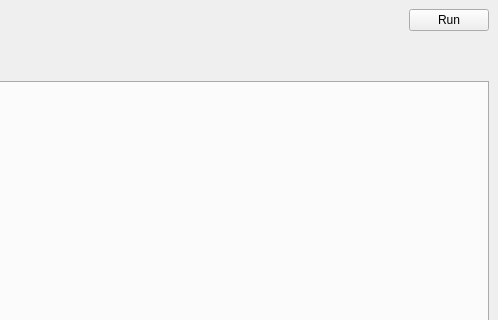
This is cv2/main_window.ui in trnila/biological_algorithms as Qt 5 draws it before an edit; both pictures show x 247 to 745 and y 0 to 320 of the 745 by 513 pixel window. The edited form follows.
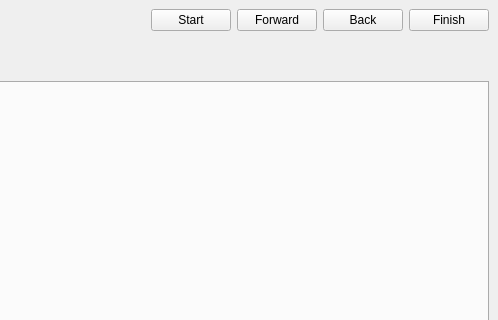
This is the edited form.

Commit message: basic stepping in algorithm

```diff
--- a/cv2/main_window.ui
+++ b/cv2/main_window.ui
@@ -30,10 +30,10 @@
       <item row="0" column="1">
        <widget class="QComboBox" name="algorithm"/>
       </item>
-      <item row="0" column="4">
-       <widget class="QPushButton" name="pushButton">
+      <item row="0" column="7">
+       <widget class="QPushButton" name="finishBtn">
         <property name="text">
-         <string>Run</string>
+         <string>Finish</string>
         </property>
        </widget>
       </item>
@@ -64,6 +64,27 @@
         </property>
        </spacer>
       </item>
+      <item row="0" column="6">
+       <widget class="QPushButton" name="stepBack">
+        <property name="text">
+         <string>Back</string>
+        </property>
+       </widget>
+      </item>
+      <item row="0" column="5">
+       <widget class="QPushButton" name="stepBtn">
+        <property name="text">
+         <string>Forward</string>
+        </property>
+       </widget>
+      </item>
+      <item row="0" column="4">
+       <widget class="QPushButton" name="startBtn">
+        <property name="text">
+         <string>Start</string>
+        </property>
+       </widget>
+      </item>
      </layout>
     </item>
     <item>
```
The commit also changes 2 other files.
